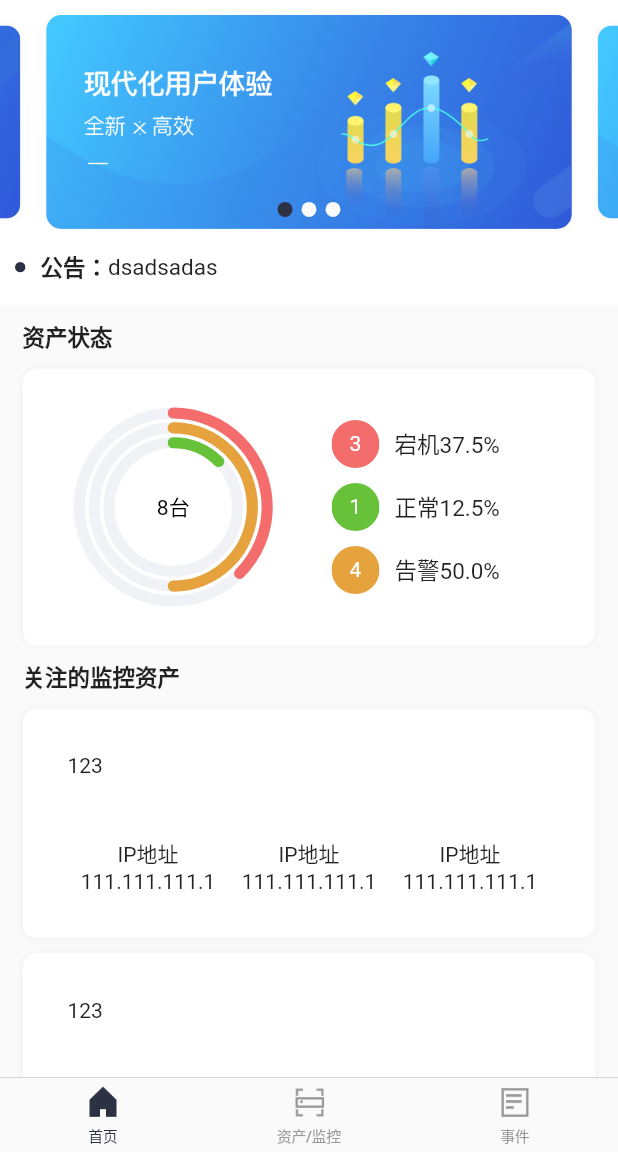
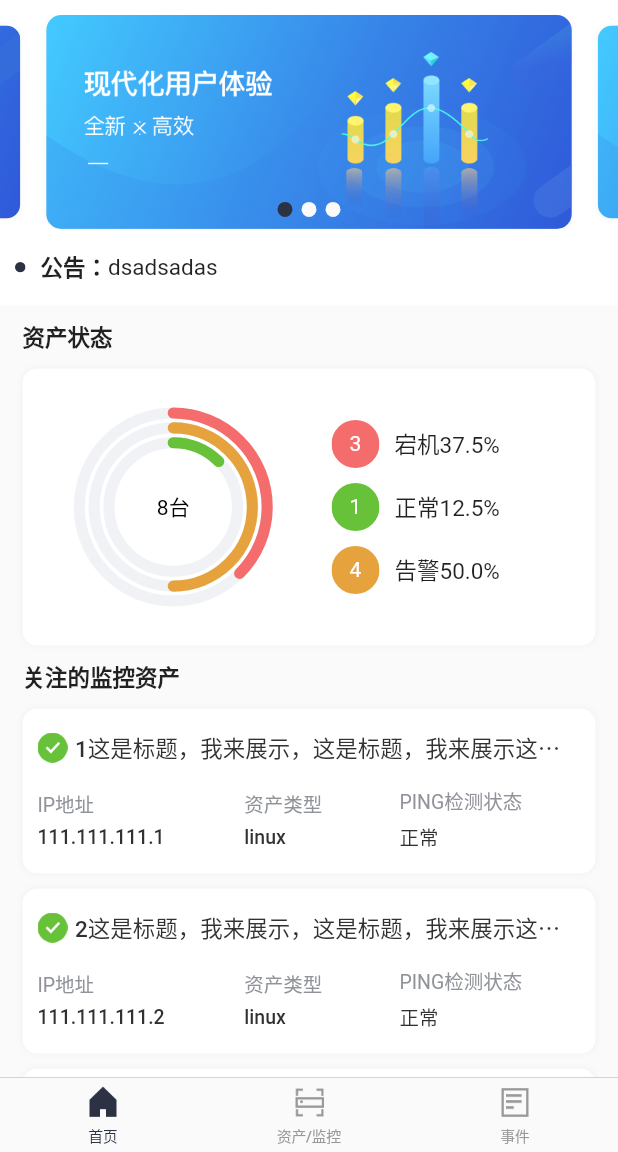
Before and after one commit to shifeng1993/flutter-project, a Flutter app: the screen it shows after launch, on a phone screen of 412 x 824 dp, the part 84-1236 px from its top. Run offline on Flutter 3.47's test engine with Material 2 defaults, Android fonts, the phone set to English and light mode, and no system bars; drawn by our look-alikes of pull_to_refresh; our stand-ins replace flutter_redux, flutter_spinkit, flutter_swiper, redux, redux_thunk; missing offline and left inert: redux_logging; statements that could not run were skipped.

Commit message:
增加卡片点击事件

```diff
--- a/lib/pages/CmdbPage/index_page/chart.dart
+++ b/lib/pages/CmdbPage/index_page/chart.dart
@@ -11,12 +11,13 @@ class CMDBIndexPageChart extends StatefulWidget {
     this.normal,
     this.warning,
     this.error,
+    this.onPressed,
   }) : super(key: key);
 
   final int normal;
   final int warning;
   final int error;
-
+  final Function onPressed;
   @override
   _CMDBIndexPageChartState createState() => new _CMDBIndexPageChartState();
 }
@@ -41,14 +42,16 @@ class _CMDBIndexPageChartState extends State<CMDBIndexPageChart> {
             BaseStyle.statusColor[3]),
       ]),
       CircularStackEntry([
-        CircularSegmentEntry(double.parse((widget.warning / total * 100).toString()),
+        CircularSegmentEntry(
+            double.parse((widget.warning / total * 100).toString()),
             BaseStyle.statusColor[2]),
         CircularSegmentEntry(
             double.parse(((total - widget.warning) / total * 100).toString()),
             BaseStyle.statusColor[3]),
       ]),
       CircularStackEntry([
-        CircularSegmentEntry(double.parse((widget.error / total * 100).toString()),
+        CircularSegmentEntry(
+            double.parse((widget.error / total * 100).toString()),
             BaseStyle.statusColor[0]),
         CircularSegmentEntry(
             double.parse(((total - widget.error) / total * 100).toString()),
@@ -83,7 +86,9 @@ class _CMDBIndexPageChartState extends State<CMDBIndexPageChart> {
               chartType: CircularChartType.Radial,
               edgeStyle: SegmentEdgeStyle.round,
               percentageValues: true,
-              holeLabel: (widget.normal + widget.warning + widget.error).toString() + "台",
+              holeLabel:
+                  (widget.normal + widget.warning + widget.error).toString() +
+                      "台",
               labelStyle: TextStyle(
                   fontSize: BaseStyle.fontSize[2], color: Color(0xff000000)),
             ),
@@ -95,7 +100,9 @@ class _CMDBIndexPageChartState extends State<CMDBIndexPageChart> {
               child: Column(
                 crossAxisAlignment: CrossAxisAlignment.start,
                 children: <Widget>[
-                  Padding(
+                  GestureDetector(
+                    onTap:  widget.onPressed != null ? () {widget.onPressed(0);} : (){},
+                    child: Padding(
                       padding: EdgeInsets.all(5),
                       child: Row(
                         mainAxisAlignment: MainAxisAlignment.start,
@@ -127,7 +134,10 @@ class _CMDBIndexPageChartState extends State<CMDBIndexPageChart> {
                         ],
                       ),
                     ),
-                  Padding(
+                  ),
+                  GestureDetector(
+                    onTap: widget.onPressed != null ? () {widget.onPressed(1);}: (){},
+                    child: Padding(
                       padding: EdgeInsets.all(5),
                       child: Row(
                         mainAxisAlignment: MainAxisAlignment.start,
@@ -159,7 +169,10 @@ class _CMDBIndexPageChartState extends State<CMDBIndexPageChart> {
                         ],
                       ),
                     ),
-                  Padding(
+                  ),
+                  GestureDetector(
+                    onTap: widget.onPressed != null ? () {widget.onPressed(2);}: (){},
+                    child: Padding(
                       padding: EdgeInsets.all(5),
                       child: Row(
                         mainAxisAlignment: MainAxisAlignment.start,
@@ -191,6 +204,7 @@ class _CMDBIndexPageChartState extends State<CMDBIndexPageChart> {
                         ],
                       ),
                     ),
+                  ),
                 ],
               ),
             ),
--- a/lib/pages/CmdbPage/index_page/index_page.dart
+++ b/lib/pages/CmdbPage/index_page/index_page.dart
@@ -8,6 +8,7 @@ import '../../../common/baseStyle.dart';
 import '../../../widgets/pull_list/index.dart';
 import '../../../widgets/shadow_card/index.dart';
 import './chart.dart';
+import './watch_list_card.dart';
 
 class CMDBIndexPage extends StatefulWidget {
   CMDBIndexPage({Key key, this.title}) : super(key: key);
@@ -31,7 +32,7 @@ class _CMDBIndexPageState extends State<CMDBIndexPage> {
     List<Map<String, dynamic>> data = new List.generate(10, (i) {
       i++;
       Map<String, dynamic> row = new Map();
-      row['name'] = i.toString();
+      row['name'] = '${i.toString()}这是标题，我来展示，这是标题，我来展示这是标题，我来展示，这是标题，我来展示';
       row['ip'] = '111.111.111.${i.toString()}';
       row['type'] = 'linux';
       row['status'] = 1;
@@ -68,6 +69,9 @@ class _CMDBIndexPageState extends State<CMDBIndexPage> {
               normal: 1,
               error: 3,
               warning: 4,
+              onPressed: (int status) {
+                print(status);
+              },
             ),
             _indexTitle(context, '关注的监控资产'),
             _watchList(context, watchList),
@@ -178,10 +182,11 @@ class _CMDBIndexPageState extends State<CMDBIndexPage> {
       BuildContext context, List<Map<String, dynamic>> watchList) {
     List<Widget> children = (watchList == null || watchList.length == 0)
         ? <Widget>[]
-        : watchList
-            .take(5)
-            .map((row) => _watchListCard(row))
-            .toList(); // 列表使用take限制在5个数量
+        : watchList.take(5).map((row) {
+            return WatchListCard(
+              row: row,
+            );
+          }).toList(); // 列表使用take限制在5个数量
     return Container(
       margin: EdgeInsets.only(left: 15.0, right: 15.0),
       child: Column(
@@ -189,71 +194,4 @@ class _CMDBIndexPageState extends State<CMDBIndexPage> {
       ),
     );
   }
-
-  // 关注列表卡片
-  Widget _watchListCard(row) {
-    return ShadowCard(
-      margin: EdgeInsets.only(bottom: 10),
-      child: Row(
-        children: <Widget>[
-          Expanded(
-            flex: 1,
-            child: Container(
-              child: Column(
-                children: <Widget>[
-                  Padding(
-                    padding: EdgeInsets.all(20),
-                    child: Align(
-                      alignment: Alignment.centerLeft,
-                      child: Text('123 '),
-                    ),
-                  ),
-                  Padding(
-                    padding: EdgeInsets.all(20),
-                    child: Row(
-                      children: <Widget>[
-                        Expanded(
-                          flex: 1,
-                          child: Center(
-                            child: Column(
-                              children: <Widget>[
-                                Text('IP地址'),
-                                Text(row['ip']),
-                              ],
-                            ),
-                          ),
-                        ),
-                        Expanded(
-                          flex: 1,
-                          child: Center(
-                            child: Column(
-                              children: <Widget>[
-                                Text('IP地址'),
-                                Text(row['ip']),
-                              ],
-                            ),
-                          ),
-                        ),
-                        Expanded(
-                          flex: 1,
-                          child: Center(
-                            child: Column(
-                              children: <Widget>[
-                                Text('IP地址'),
-                                Text(row['ip']),
-                              ],
-                            ),
-                          ),
-                        ),
-                      ],
-                    ),
-                  )
-                ],
-              ),
-            ),
-          )
-        ],
-      ),
-    );
-  }
 }
--- /dev/null
+++ b/lib/pages/CmdbPage/index_page/watch_list_card.dart
@@ -0,0 +1,201 @@
+// cmdb首页 关注的监控列表
+import 'package:flutter/material.dart';
+import 'package:flutter/cupertino.dart';
+import '../../../common/baseStyle.dart';
+
+import '../../../widgets/shadow_card/index.dart';
+
+class WatchListCard extends StatefulWidget {
+  WatchListCard({Key key, this.row}) : super(key: key);
+
+  final Map row;
+
+  @override
+  _WatchListCardState createState() => new _WatchListCardState();
+}
+
+class _WatchListCardState extends State<WatchListCard> {
+  @override
+  Widget build(BuildContext context) {
+    Widget statusImage;
+    String statusText;
+    switch (widget.row['status']) {
+      case 0:
+        statusImage = Container(
+          margin: EdgeInsets.only(right: 5),
+          child: Image.asset(
+            'assets/icons/assets_status_error.png',
+            width: 20,
+            height: 20,
+          ),
+        );
+        statusText = '宕机';
+        break;
+      case 1:
+        statusImage = Container(
+          margin: EdgeInsets.only(right: 5),
+          child: Image.asset(
+            'assets/icons/assets_status_normal.png',
+            width: 20,
+            height: 20,
+          ),
+        );
+        statusText = '正常';
+        break;
+      case 2:
+        statusImage = Container(
+          margin: EdgeInsets.only(right: 5),
+          child: Image.asset(
+            'assets/icons/assets_status_warning.png',
+            width: 20,
+            height: 20,
+          ),
+        );
+        statusText = '告警';
+        break;
+      default:
+        statusImage = null;
+        statusText = '未知';
+        break;
+    }
+
+    List<int> flex = [8, 6, 7];
+
+    TextStyle flexTextTitle = TextStyle(
+        fontSize: BaseStyle.fontSize[1],
+        color: BaseStyle.textColor[0],
+        fontWeight: FontWeight.w500);
+
+    TextStyle flexTextKey = TextStyle(
+        fontSize: BaseStyle.fontSize[3],
+        color: BaseStyle.textColor[2],
+        fontWeight: FontWeight.w400);
+
+    TextStyle flexTextVal = TextStyle(
+        fontSize: BaseStyle.fontSize[3],
+        color: BaseStyle.textColor[0],
+        fontWeight: FontWeight.w500);
+
+    return ShadowCard(
+      margin: EdgeInsets.only(bottom: 10),
+      padding: EdgeInsets.only(left: 10, top: 15, right: 10, bottom: 15),
+      onPressed: () {
+        cardOnPress(widget.row);
+      },
+      child: Row(
+        children: <Widget>[
+          Expanded(
+            flex: 1,
+            child: Container(
+              child: Column(
+                children: <Widget>[
+                  Align(
+                    alignment: Alignment.centerLeft,
+                    child: Row(
+                      children: <Widget>[
+                        statusImage,
+                        Expanded(
+                          flex: 1,
+                          child: Text(
+                            widget.row['name'],
+                            maxLines: 1,
+                            overflow: TextOverflow.ellipsis,
+                            style: flexTextTitle,
+                          ),
+                        )
+                      ],
+                    ),
+                  ),
+                  Container(
+                    margin: EdgeInsets.only(top: 15),
+                    child: Row(
+                      children: <Widget>[
+                        Expanded(
+                          flex: flex[0],
+                          child: Center(
+                            child: Column(
+                              children: <Widget>[
+                                Padding(
+                                  padding: EdgeInsets.only(bottom: 5),
+                                  child: Align(
+                                    alignment: Alignment.centerLeft,
+                                    child: Text('IP地址', style: flexTextKey),
+                                  ),
+                                ),
+                                Align(
+                                  alignment: Alignment.centerLeft,
+                                  child: Text(
+                                    widget.row['ip'],
+                                    maxLines: 1,
+                                    overflow: TextOverflow.ellipsis,
+                                    style: flexTextVal,
+                                  ),
+                                ),
+                              ],
+                            ),
+                          ),
+                        ),
+                        Expanded(
+                          flex: flex[1],
+                          child: Center(
+                            child: Column(
+                              children: <Widget>[
+                                Padding(
+                                  padding: EdgeInsets.only(bottom: 5),
+                                  child: Align(
+                                    alignment: Alignment.centerLeft,
+                                    child: Text('资产类型', style: flexTextKey),
+                                  ),
+                                ),
+                                Align(
+                                  alignment: Alignment.centerLeft,
+                                  child: Text(
+                                    widget.row['type'],
+                                    maxLines: 1,
+                                    overflow: TextOverflow.ellipsis,
+                                    style: flexTextVal,
+                                  ),
+                                ),
+                              ],
+                            ),
+                          ),
+                        ),
+                        Expanded(
+                          flex: flex[2],
+                          child: Center(
+                            child: Column(
+                              children: <Widget>[
+                                Padding(
+                                  padding: EdgeInsets.only(bottom: 5),
+                                  child: Align(
+                                    alignment: Alignment.centerLeft,
+                                    child: Text('PING检测状态', style: flexTextKey),
+                                  ),
+                                ),
+                                Align(
+                                  alignment: Alignment.centerLeft,
+                                  child: Text(statusText,
+                                      maxLines: 1,
+                                      overflow: TextOverflow.ellipsis,
+                                      style: flexTextVal),
+                                ),
+                              ],
+                            ),
+                          ),
+                        ),
+                      ],
+                    ),
+                  )
+                ],
+              ),
+            ),
+          )
+        ],
+      ),
+    );
+  }
+
+  void cardOnPress(row) {
+    print(row.toString());
+  }
+}
--- a/lib/widgets/shadow_card/index.dart
+++ b/lib/widgets/shadow_card/index.dart
@@ -10,9 +10,11 @@ class ShadowCard extends StatefulWidget {
       this.padding,
       this.colors,
       this.color,
-      this.image})
+      this.image,
+      this.onPressed})
       : super(key: key);
 
+  final Function onPressed;
   final Widget child;
   final EdgeInsets margin;
   final EdgeInsets padding;
@@ -32,7 +34,11 @@ class _ShadowCardState extends State<ShadowCard> {
 
   @override
   Widget build(BuildContext context) {
-    return Container(
+    return GestureDetector(
+      onTap: widget.onPressed ?? () {},
+      child: Stack(
+        children: <Widget>[
+          Container(
             padding: widget.padding ?? EdgeInsets.all(10.0),
             margin: widget.margin ?? EdgeInsets.zero,
             decoration: BoxDecoration(
@@ -53,6 +59,9 @@ class _ShadowCardState extends State<ShadowCard> {
               ],
             ),
             child: widget.child,
+          ),
+        ],
+      ),
     );
   }
 }
```
Also changed, not shown: assets/icons/2.0x/assets_status_error.png (added), assets/icons/2.0x/assets_status_normal.png (added), assets/icons/2.0x/assets_status_warning.png (added), assets/icons/3.0x/assets_status_error.png (renamed from assets/icons/downtime@3x.png), assets/icons/3.0x/assets_status_normal.png (renamed from assets/icons/normal@3x.png), assets/icons/3.0x/assets_status_warning.png (renamed from assets/icons/alarm@3x.png), assets/icons/assets_status_error.png (renamed from assets/icons/downtime@2x.png), assets/icons/assets_status_normal.png (renamed from assets/icons/normal@2x.png), assets/icons/assets_status_warning.png (renamed from assets/icons/alarm@2x.png). Lines whose indentation alone changed are shown as unchanged.
